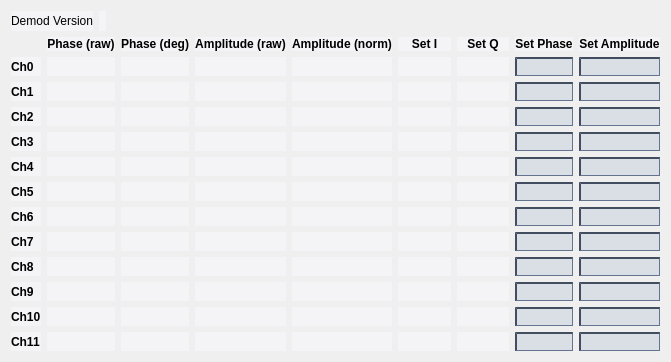
Qt form new_look/demodulator.ui (cristinasewell/ATCA_PyDM_Screens) before a commit.
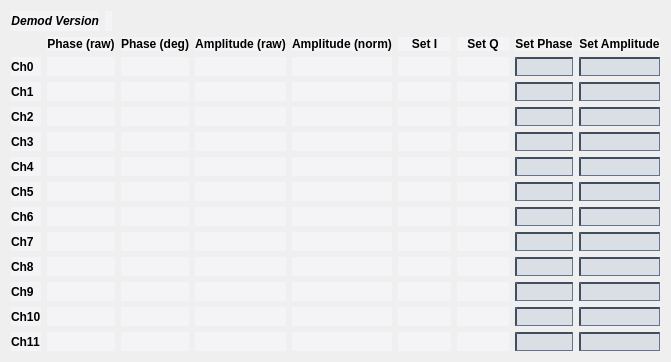
The same form after that commit. Custom widgets are drawn as their Qt base class.

Commit message: MNT - change pushButtons to lighter color when pressed, change QMenu as well

What changed in the file:
```diff
--- a/new_look/demodulator.ui
+++ b/new_look/demodulator.ui
@@ -41,7 +41,7 @@
 }
 
 QPushButton {
-    background-color: rgb(156,177,182);
+    background-color: rgb(136,157,162);
     border-color: rgb(212,228,233) rgb(50,88,100) rgb(50,88,100) rgb(212,228,233);
     border-style: outset;
     border-radius: 1px;
@@ -58,7 +58,7 @@
 	border-color: rgb(50,88,100) rgb(212,228,233) rgb(212,228,233) rgb(50,88,100);
 }
 QPushButton:checked{
-    background-color: rgb(178,190,194);
+    background-color: rgb(208,229,232);
     border-style: inset;
     border-width: 2px;
 	border-color:  rgb(112,134,142) rgb(229,233,235) rgb(239,233,235) rgb(112,134,142);
@@ -174,6 +174,13 @@
     <layout class="QHBoxLayout" name="horizontalLayout">
      <item>
       <widget class="QLabel" name="label">
+       <property name="font">
+        <font>
+         <weight>75</weight>
+         <italic>true</italic>
+         <bold>true</bold>
+        </font>
+       </property>
        <property name="text">
         <string>Demod Version</string>
        </property>
```
Left out of the diff: 2 changed lines with no effect on the pictures. The commit also changes 6 other files.
